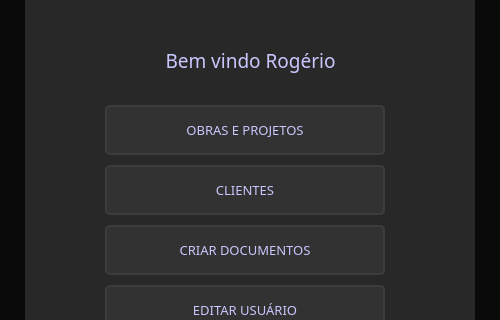
GLimas99/MakeForms, file Qt/menu.ui: the form before one commit; both pictures show x 0 to 500 and y 150 to 470 of the 500 by 700 pixel window.
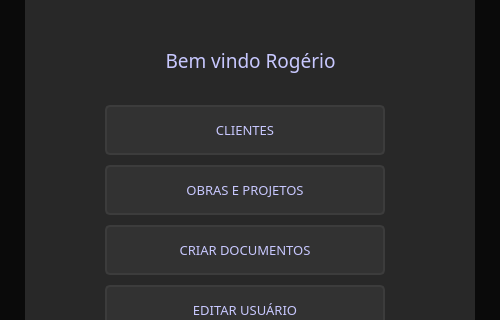
The form after the commit. Icons and pictures are not drawn.

```diff
--- a/Qt/menu.ui
+++ b/Qt/menu.ui
@@ -239,7 +239,7 @@
           <property name="geometry">
            <rect>
             <x>80</x>
-            <y>180</y>
+            <y>240</y>
             <width>280</width>
             <height>50</height>
            </rect>
@@ -276,7 +276,7 @@
           <property name="geometry">
            <rect>
             <x>80</x>
-            <y>240</y>
+            <y>180</y>
             <width>280</width>
             <height>50</height>
            </rect>
```
